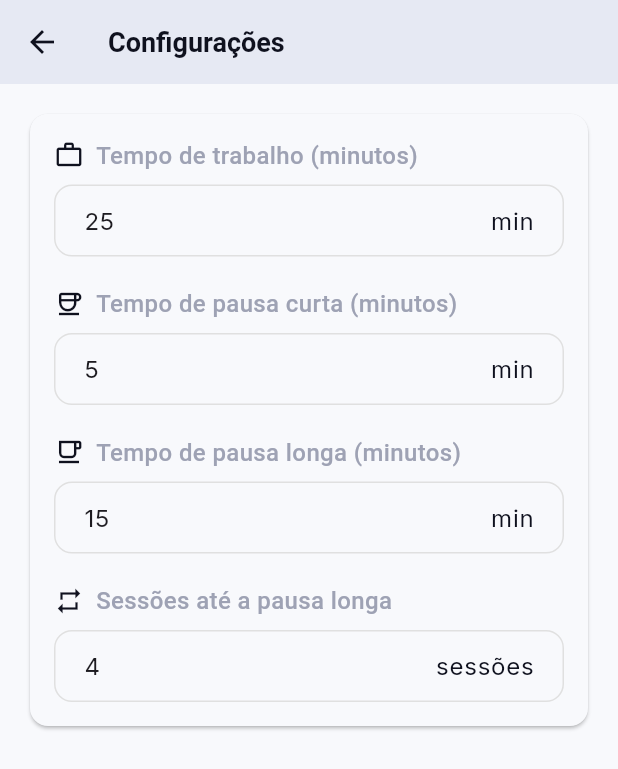
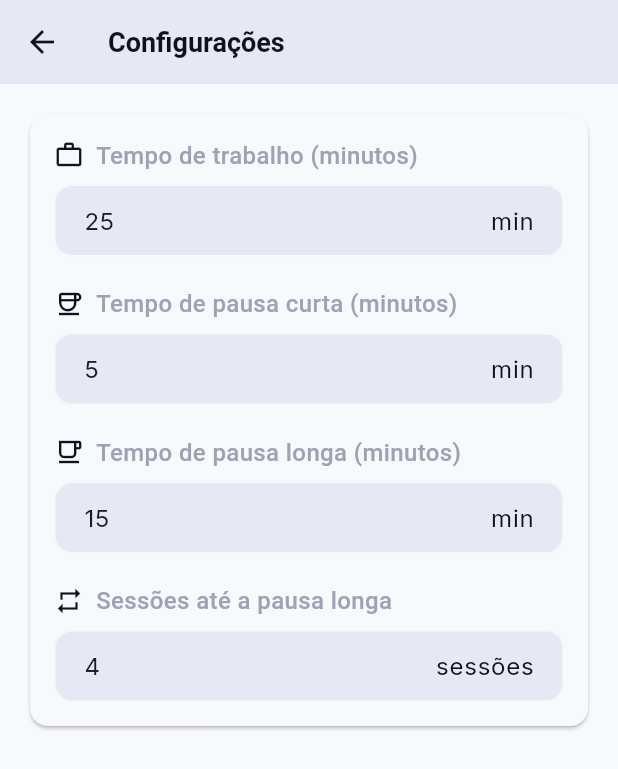
Before and after one commit to rodsilvavieira2/flow_focus, a Flutter app: the SettingsScreen screen opened directly, on a phone screen of 412 x 824 dp. Shown: the top 769 px of the screen. Run offline on Flutter 3.47's test engine with Material 3 defaults, Android fonts, the phone set to English and light mode, and no system bars; our stand-ins replace google_fonts.

Commit message:
Enhance input field styling in SettingsForm with background color and updated border colors

```diff
--- a/lib/screens/settings.dart
+++ b/lib/screens/settings.dart
@@ -184,14 +184,20 @@ class _SettingsFormState extends State<SettingsForm> {
             LengthLimitingTextInputFormatter(3),
           ],
           decoration: InputDecoration(
+            filled: true,
+            fillColor: Theme.of(context).colorScheme.secondary,
             border: OutlineInputBorder(borderRadius: BorderRadius.circular(12)),
             enabledBorder: OutlineInputBorder(
               borderRadius: BorderRadius.circular(12),
-              borderSide: BorderSide(color: Colors.grey.shade300),
+              borderSide: BorderSide(
+                color: Theme.of(context).colorScheme.surface,
+              ),
             ),
             focusedBorder: OutlineInputBorder(
               borderRadius: BorderRadius.circular(12),
-              borderSide: BorderSide(color: Theme.of(context).primaryColor),
+              borderSide: BorderSide(
+                color: Theme.of(context).colorScheme.primary,
+              ),
             ),
             errorBorder: OutlineInputBorder(
               borderRadius: BorderRadius.circular(12),
```
